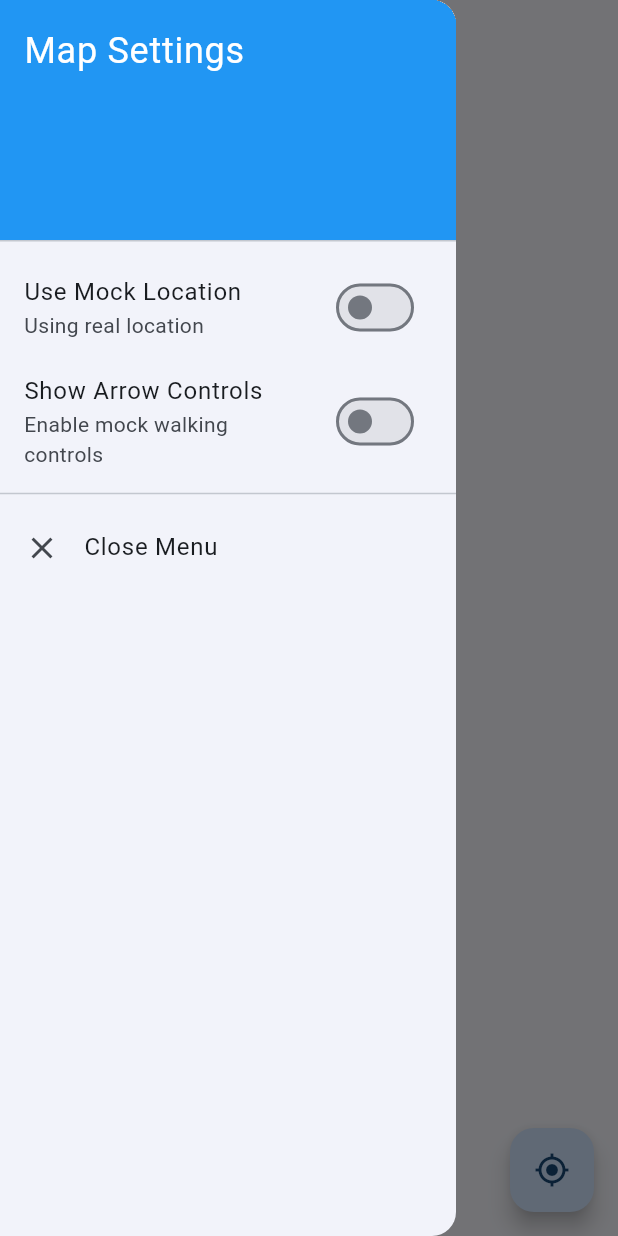
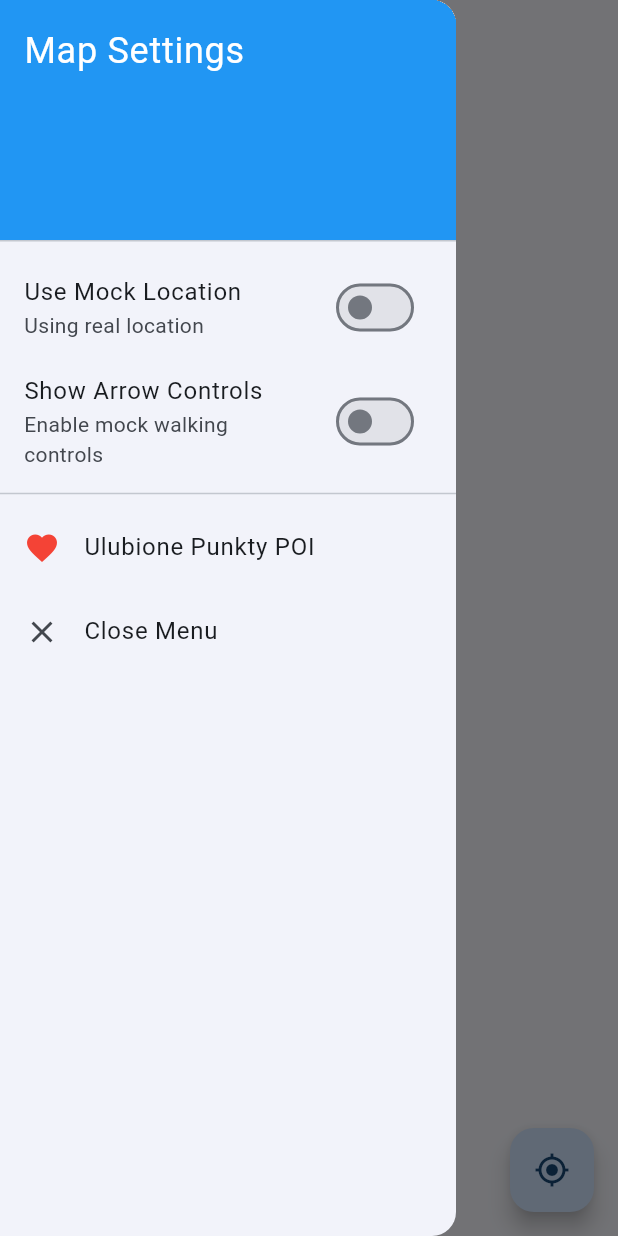
Before and after one commit to Tymisko/cieszyn-guide, a Flutter app: the screen it shows after launch, with the side drawer open, on a phone screen of 412 x 824 dp. Run offline on Flutter 3.47's test engine with Material 3 defaults, Android fonts, the phone set to English and light mode, and no system bars; our stand-ins replace flutter_map, geolocator, latlong2, sqflite; accounts and stored records are empty.

Commit message:
add list of favourites poi

```diff
--- a/lib/features/geolocation/screens/location_map_screen.dart
+++ b/lib/features/geolocation/screens/location_map_screen.dart
@@ -32,6 +32,11 @@ class _LocationMapScreenState extends State<LocationMapScreen> {
   final Set<Marker> _markers = {};
   final POIService _poiService = POIService();
   String? _selectedPOIName;
+  List<String> _favouritePOIs = [];
+
+  List<String> _getFavouritePOIs() {
+    return _favouritePOIs;
+  }
 
   @override
   void initState() {
@@ -226,6 +231,13 @@ void _showPOIDetails(Map<String, dynamic> poi) {
                         ),
                         onPressed: () {
                           setState(() {
+                            if (poi['isFavorite']) {
+                              // Jeśli POI jest już ulubione, usuń je z listy
+                              _favouritePOIs.remove(poi['name']);
+                            } else {
+                              // Jeśli POI nie jest ulubione, dodaj je do listy
+                              _favouritePOIs.add(poi['name']);
+                            }
                             poi['isFavorite'] = !poi['isFavorite'];
                           });
                           bottomSheetSetState(() {
@@ -295,6 +307,7 @@ void _showPOIDetails(Map<String, dynamic> poi) {
             _locationService.toggleMockWalking(value);
           });
         },
+        favouritePOIs: _getFavouritePOIs(),
       ),
       body: Stack(
         children: [
--- a/lib/features/geolocation/widgets/map_settings_drawer.dart
+++ b/lib/features/geolocation/widgets/map_settings_drawer.dart
@@ -1,5 +1,5 @@
 import 'package:flutter/material.dart';
-
+import 'package:cieszyn_guide/features/favourites/favourites_page.dart';
 class MapSettingsDrawer extends StatelessWidget {
   static const _drawerHeaderHeight = 24.0;
   static const _drawerHeaderPadding = EdgeInsets.zero;
@@ -8,6 +8,7 @@ class MapSettingsDrawer extends StatelessWidget {
   final bool showArrowControls;
   final VoidCallback onToggleMockLocation;
   final ValueChanged<bool> onToggleArrowControls;
+  final List<String> favouritePOIs; // Lista ulubionych punktów POI
 
   const MapSettingsDrawer({
     super.key,
@@ -15,6 +16,7 @@ class MapSettingsDrawer extends StatelessWidget {
     required this.showArrowControls,
     required this.onToggleMockLocation,
     required this.onToggleArrowControls,
+    required this.favouritePOIs, // Dodane wymagane ulubione POI
   });
 
   String get _mockLocationStatus =>
@@ -53,6 +55,24 @@ class MapSettingsDrawer extends StatelessWidget {
     );
   }
 
+  Widget _buildFavouritesTile(BuildContext context) {
+    return ListTile(
+      leading: const Icon(Icons.favorite, color: Colors.red),
+      title: const Text('Ulubione Punkty POI'),
+      onTap: () {
+        Navigator.pop(context); // Zamknij drawer
+        Navigator.push(
+          context,
+          MaterialPageRoute(
+            builder: (context) => FavouritesPage(
+              favouritePOIs: favouritePOIs, // Przekazanie listy ulubionych
+            ),
+          ),
+        );
+      },
+    );
+  }
+
   Widget _buildCloseButton(BuildContext context) {
     return ListTile(
       leading: const Icon(Icons.close),
@@ -71,6 +91,7 @@ class MapSettingsDrawer extends StatelessWidget {
           _buildMockLocationTile(),
           _buildArrowControlsTile(),
           const Divider(),
+          _buildFavouritesTile(context), // Dodana opcja ulubionych
           _buildCloseButton(context),
         ],
       ),
```
Also changed, not shown: lib/features/favourites/favourites_page.dart (added, +25 -0 lines).
